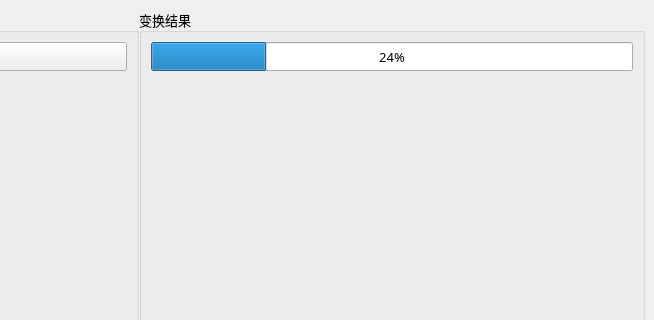
Old version of the form ui/aging.ui in the repository Muxv/AutoFaceAging; both pictures show x 376 to 1030 and y 0 to 320 of the 1030 by 872 pixel window.
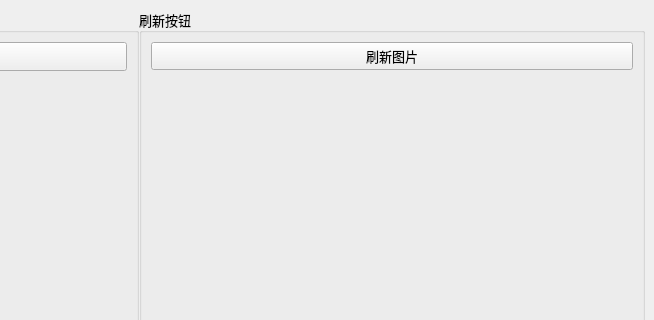
New version of the form.

```diff
--- a/ui/aging.ui
+++ b/ui/aging.ui
@@ -165,19 +165,13 @@
         <item>
          <widget class="QGroupBox" name="groupBox_4">
           <property name="title">
-           <string>变换结果</string>
+           <string>刷新按钮</string>
           </property>
-          <layout class="QVBoxLayout" name="verticalLayout_3" stretch="1,15">
+          <layout class="QVBoxLayout" name="verticalLayout_3" stretch="0,15">
            <item>
-            <widget class="QProgressBar" name="progressBar">
-             <property name="sizePolicy">
-              <sizepolicy hsizetype="Expanding" vsizetype="Preferred">
-               <horstretch>0</horstretch>
-               <verstretch>0</verstretch>
-              </sizepolicy>
-             </property>
-             <property name="value">
-              <number>24</number>
+            <widget class="QPushButton" name="refreshButton">
+             <property name="text">
+              <string>刷新图片</string>
              </property>
             </widget>
            </item>
```
